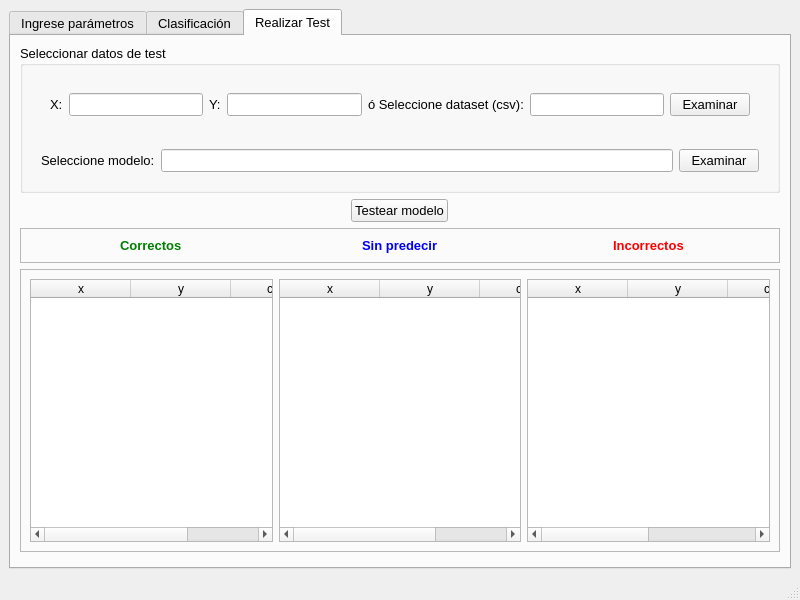
Old version of the form window.ui in the repository gabrielhruza/iatpi.
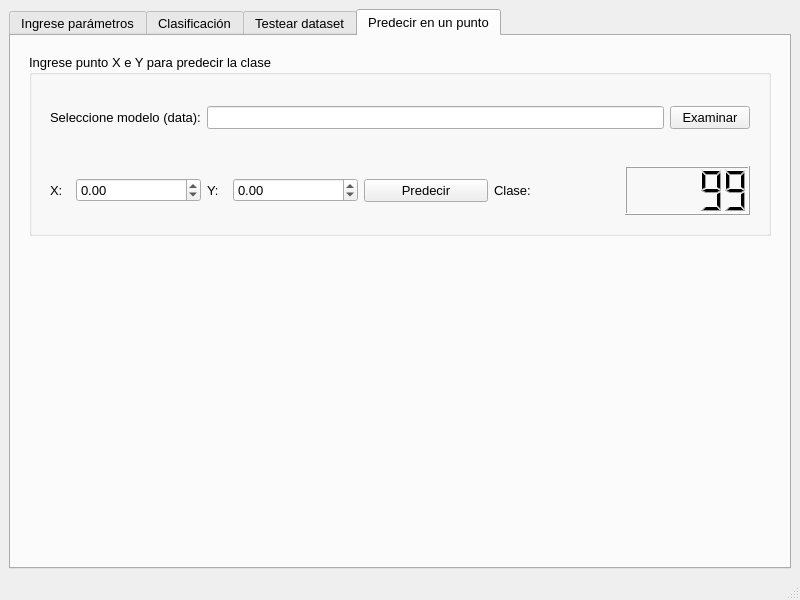
New version of the form. Custom widgets are drawn as their Qt base class.

Commit message: predecir la clase de un punto

Patch:
```diff
--- a/window.ui
+++ b/window.ui
@@ -26,7 +26,7 @@
        <enum>Qt::WheelFocus</enum>
       </property>
       <property name="currentIndex">
-       <number>2</number>
+       <number>3</number>
       </property>
       <widget class="QWidget" name="tab">
        <attribute name="title">
@@ -115,7 +115,7 @@
       </widget>
       <widget class="QWidget" name="tab_3">
        <attribute name="title">
-        <string>Realizar Test</string>
+        <string>Testear dataset</string>
        </attribute>
        <layout class="QVBoxLayout" name="verticalLayout_3">
         <item>
@@ -134,56 +134,20 @@
              </property>
              <layout class="QHBoxLayout" name="horizontalLayout_8">
               <item>
-               <widget class="QWidget" name="widget_punto" native="true">
-                <property name="minimumSize">
-                 <size>
-                  <width>50</width>
-                  <height>0</height>
-                 </size>
+               <widget class="QLabel" name="label_6">
+                <property name="text">
+                 <string>Seleccione dataset (csv):</string>
                 </property>
-                <layout class="QHBoxLayout" name="horizontalLayout_7">
-                 <item>
-                  <widget class="QLabel" name="label_4">
-                   <property name="text">
-                    <string>X:</string>
-                   </property>
-                  </widget>
-                 </item>
-                 <item>
-                  <widget class="QLineEdit" name="punto_x"/>
-                 </item>
-                 <item>
-                  <widget class="QLabel" name="label_5">
-                   <property name="text">
-                    <string>Y:</string>
-                   </property>
-                  </widget>
-                 </item>
-                 <item>
-                  <widget class="QLineEdit" name="punto_y">
-                   <property name="text">
-                    <string/>
-                   </property>
-                  </widget>
-                 </item>
-                 <item>
-                  <widget class="QLabel" name="label_6">
-                   <property name="text">
-                    <string>ó Seleccione dataset (csv):</string>
-                   </property>
-                  </widget>
-                 </item>
-                 <item>
-                  <widget class="QLineEdit" name="input_file_test"/>
-                 </item>
-                 <item>
-                  <widget class="QPushButton" name="examinar_test">
-                   <property name="text">
-                    <string>Examinar</string>
-                   </property>
-                  </widget>
-                 </item>
-                </layout>
+               </widget>
+              </item>
+              <item>
+               <widget class="QLineEdit" name="input_file_test"/>
+              </item>
+              <item>
+               <widget class="QPushButton" name="examinar_test">
+                <property name="text">
+                 <string>Examinar</string>
+                </property>
                </widget>
               </item>
              </layout>
@@ -201,7 +165,7 @@
               <item>
                <widget class="QLabel" name="label_7">
                 <property name="text">
-                 <string>Seleccione modelo:</string>
+                 <string>Seleccione modelo (data):</string>
                 </property>
                </widget>
               </item>
@@ -394,6 +358,151 @@
        <zorder>graficos_widget</zorder>
        <zorder>titulo_tabla</zorder>
       </widget>
+      <widget class="QWidget" name="tab_4">
+       <attribute name="title">
+        <string>Predecir en un punto</string>
+       </attribute>
+       <layout class="QVBoxLayout" name="verticalLayout_5">
+        <item>
+         <widget class="QWidget" name="widget_2" native="true">
+          <property name="maximumSize">
+           <size>
+            <width>16777215</width>
+            <height>200</height>
+           </size>
+          </property>
+          <layout class="QHBoxLayout" name="horizontalLayout_3">
+           <item>
+            <widget class="QGroupBox" name="groupBox_3">
+             <property name="maximumSize">
+              <size>
+               <width>16777215</width>
+               <height>16777215</height>
+              </size>
+             </property>
+             <property name="title">
+              <string>Ingrese punto X e Y para predecir la clase</string>
+             </property>
+             <layout class="QVBoxLayout" name="verticalLayout_6">
+              <item>
+               <widget class="QWidget" name="widget_5" native="true">
+                <layout class="QHBoxLayout" name="horizontalLayout_10">
+                 <item>
+                  <widget class="QLabel" name="label_9">
+                   <property name="text">
+                    <string>Seleccione modelo (data):</string>
+                   </property>
+                  </widget>
+                 </item>
+                 <item>
+                  <widget class="QLineEdit" name="input_file_model_punto"/>
+                 </item>
+                 <item>
+                  <widget class="QPushButton" name="examinar_pred_punto">
+                   <property name="text">
+                    <string>Examinar</string>
+                   </property>
+                  </widget>
+                 </item>
+                </layout>
+               </widget>
+              </item>
+              <item>
+               <widget class="QWidget" name="widget_4" native="true">
+                <property name="maximumSize">
+                 <size>
+                  <width>16777215</width>
+                  <height>16777215</height>
+                 </size>
+                </property>
+                <layout class="QHBoxLayout" name="horizontalLayout_7">
+                 <item>
+                  <widget class="QLabel" name="label_4">
+                   <property name="maximumSize">
+                    <size>
+                     <width>20</width>
+                     <height>16777215</height>
+                    </size>
+                   </property>
+                   <property name="text">
+                    <string>X:</string>
+                   </property>
+                  </widget>
+                 </item>
+                 <item>
+                  <widget class="QDoubleSpinBox" name="input_punto_x">
+                   <property name="showGroupSeparator" stdset="0">
+                    <bool>true</bool>
+                   </property>
+                   <property name="minimum">
+                    <double>-99999.000000000000000</double>
+                   </property>
+                   <property name="maximum">
+                    <double>99999.000000000000000</double>
+                   </property>
+                  </widget>
+                 </item>
+                 <item>
+                  <widget class="QLabel" name="label_5">
+                   <property name="maximumSize">
+                    <size>
+                     <width>20</width>
+                     <height>16777215</height>
+                    </size>
+                   </property>
+                   <property name="text">
+                    <string>Y:</string>
+                   </property>
+                  </widget>
+                 </item>
+                 <item>
+                  <widget class="QDoubleSpinBox" name="input_punto_y">
+                   <property name="showGroupSeparator" stdset="0">
+                    <bool>true</bool>
+                   </property>
+                   <property name="minimum">
+                    <double>-99999.000000000000000</double>
+                   </property>
+                   <property name="maximum">
+                    <double>99999.000000000000000</double>
+                   </property>
+                  </widget>
+                 </item>
+                 <item>
+                  <widget class="QPushButton" name="predecir">
+                   <property name="text">
+                    <string>Predecir</string>
+                   </property>
+                  </widget>
+                 </item>
+                 <item>
+                  <widget class="QLabel" name="label_8">
+                   <property name="text">
+                    <string>Clase: </string>
+                   </property>
+                  </widget>
+                 </item>
+                 <item>
+                  <widget class="QLCDNumber" name="resultado_clase">
+                   <property name="intValue" stdset="0">
+                    <number>99</number>
+                   </property>
+                  </widget>
+                 </item>
+                </layout>
+               </widget>
+              </item>
+             </layout>
+            </widget>
+           </item>
+          </layout>
+         </widget>
+        </item>
+        <item>
+         <widget class="QWidget" name="widget_3" native="true"/>
+        </item>
+       </layout>
+      </widget>
      </widget>
     </item>
    </layout>
```
The commit also changes 7 other files.
